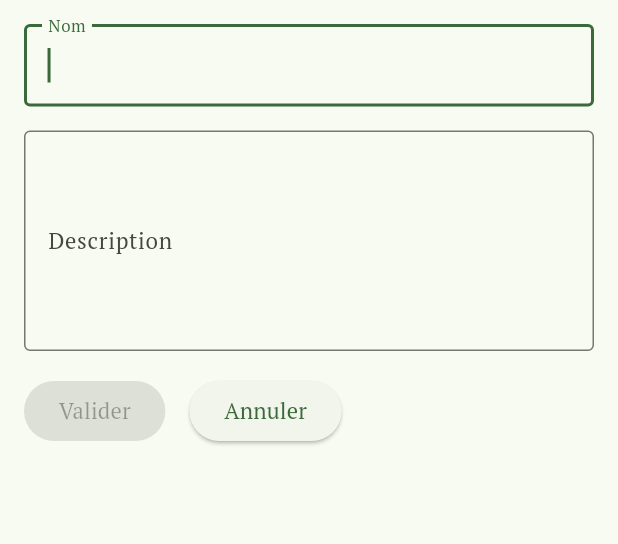
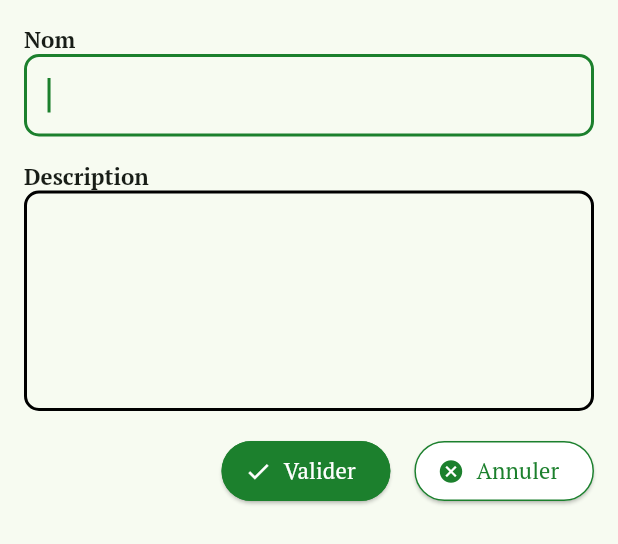
Before and after one commit to codeursympa2/todolist-with-riverpod, a Flutter app: the _FormContent widget shown alone on an empty page, opened directly, on a phone screen of 412 x 824 dp. Shown: the top 544 px of the screen. Run offline on Flutter 3.47's test engine with Material 3 defaults, Android fonts, the phone set to English and light mode, and no system bars; our stand-ins replace flutter_riverpod, go_router, sqflite; missing offline and left inert: gif; accounts and stored records are empty.

Commit message:
Redesign ajout tache

```diff
--- a/lib/pages/home_page/home_page.dart
+++ b/lib/pages/home_page/home_page.dart
@@ -48,6 +48,7 @@ class _HomePageState extends ConsumerState<HomePage> {
       ),
       backgroundColor: secondary,
       body: contentHomePage(state),
+
     );
   }
 
--- a/lib/providers/form/task_form_provider.dart
+++ b/lib/providers/form/task_form_provider.dart
@@ -19,14 +19,14 @@ class TaskFormNotifier extends StateNotifier<TaskFormState>{
 
    if(task.name==""){
      formInvalid=true;
-     stateNameMessage="Veillez saisir un nom.";
+     stateNameMessage="Veiller saisir un nom.";
    }else{
      stateNameMessage="";
    }
 
    if(task.desc== ""){
      formInvalid=true;
-     stateDescMessage="Veillez saisir la description.";
+     stateDescMessage="Veiller saisir la description.";
    }else{
      stateDescMessage="";
    }
--- a/lib/utils/common_widgets.dart
+++ b/lib/utils/common_widgets.dart
@@ -1,8 +1,9 @@
+import 'package:another_flushbar/flushbar.dart';
 import 'package:flutter/material.dart';
+import 'package:go_router/go_router.dart';
 import 'package:todolist_with_riverpod/constants/colors.dart';
 import 'package:todolist_with_riverpod/constants/numbers.dart';
 import 'package:todolist_with_riverpod/constants/strings.dart';
-import 'package:todolist_with_riverpod/providers/form/task_form_state.dart';
 import 'package:todolist_with_riverpod/providers/task_state.dart';
 
 //Representation du logo
@@ -19,7 +20,7 @@ Widget logo(){
       children: [
         Icon(
           Icons.task_alt,
-          color: accent,
+          color: secondary,
         ),
         Text(
           appName,
@@ -30,7 +31,7 @@ Widget logo(){
   );
 }
 
-Widget contentHomePage(state){
+Widget contentHomePage(TaskState state){
   if (state is TaskInitialState) {
     return Container();
   } else if (state is TaskLoadingState) {
@@ -59,6 +60,7 @@ Widget contentHomePage(state){
 
 Widget texEditingField(
     {
+      required BuildContext context,
       required  TextEditingController ctrl,
       required String label,
       required int maxLines,
@@ -70,37 +72,78 @@ Widget texEditingField(
       bool focused=false
     })
 {
-  return TextFormField(
+  return Column(
+    crossAxisAlignment: CrossAxisAlignment.start,
+    children: [
+      Text(label,style: Theme.of(context).textTheme.headlineSmall,),
+      TextFormField(
       controller: ctrl,
       maxLines: maxLines,
       autofocus: focused,
+      cursorColor: primary,
+      style: Theme.of(context).textTheme.bodyLarge,
       focusNode: focusNode,
+      scrollPhysics: BouncingScrollPhysics(),
       textInputAction: textInputAction,
       autovalidateMode: AutovalidateMode.onUserInteraction,
       decoration: InputDecoration(
-      labelText: label,
-      border: OutlineInputBorder(),
-    ),
+        errorBorder: _inputBorder(borderColor: danger),
+        enabledBorder: _inputBorder(borderColor: black),
+        focusedBorder: _inputBorder(borderColor: primary),
+        focusedErrorBorder: _inputBorder(borderColor: danger)),
       validator: validator,
       onChanged: onChanged,
-    onFieldSubmitted: onFieldSubmitted,
-  );
+      onFieldSubmitted: onFieldSubmitted)
+
+  ],);
 
 }
 
-void toastMessage({required BuildContext context, required String message, required Color color}){
-  ScaffoldMessenger.of(context)
-    ..hideCurrentSnackBar()
-    ..showSnackBar(SnackBar(
+Future<void> toastMessage({required BuildContext context, required String message, required Color color}) async{
+
+  await Flushbar(
+      flushbarPosition: FlushbarPosition.TOP,
+      duration: Duration(seconds: 3),
+      margin: EdgeInsets.all(5),
       backgroundColor: color,
-        content: Text(message)
-    ));
+      borderRadius: BorderRadius.circular(8),
+      mainButton: IconButton(
+        onPressed: () {
+          context.pop();
+        },
+        icon: Icon(Icons.close,color: secondary,),
+      ),
+      message: message,
+  ).show(context);
 }
 
 ElevatedButton elevatedButton(
-  {required String label, required VoidCallback? action}){
-  return ElevatedButton(
+  {required String label,
+    required VoidCallback? action,
+    Color? background,
+    required icon,
+    required iconColor,
+    required colorText,
+    Color borderColor=primary
+  }){
+  return ElevatedButton.icon(
+    style: ElevatedButton.styleFrom(
+      backgroundColor: background,
+      side: BorderSide(color: borderColor)
+    ),
+    icon: Icon(icon,color: iconColor,),
     onPressed: action,
-    child: Text(label),
+    label: Text(label,style: TextStyle(color: colorText),),
   );
 }
+
+
+OutlineInputBorder _inputBorder({required Color borderColor}){
+  return OutlineInputBorder(
+    borderSide: BorderSide(
+      width: borderSideTextInput,
+      color: borderColor
+    ),
+    borderRadius: BorderRadius.all(Radius.circular(roundedTextInput)),
+  );
+}
--- a/pubspec.yaml
+++ b/pubspec.yaml
@@ -40,6 +40,8 @@ dependencies:
   riverpod_annotation: ^2.3.5
   sqflite: ^2.3.3+1
   go_router: ^14.2.0
+  gif: ^2.3.0
+  another_flushbar: ^1.12.30
 
 dev_dependencies:
   flutter_test:
@@ -74,6 +76,8 @@ flutter:
 
   assets:
     - assets/fonts/
+    - assets/images/ToDoList.gif
+    - assets/images/Mobile_Note.gif
   # To add custom fonts to your application, add a fonts section here,
   # in this "flutter" section. Each entry in this list should have a
   # "family" key with the font family name, and a "fonts" key with a
```
Also changed, not shown: lib/constants/numbers.dart (+8 -5 lines), lib/main.dart (+15 -11 lines), lib/pages/splash_screen/splash_screen.dart (+28 -1 lines), lib/pages/task_page/task_page.dart (+87 -13 lines), assets/images/Mobile_Note.gif (added), assets/images/ToDoList.gif (added), pubspec.lock. Lines whose indentation alone changed are shown as unchanged.
